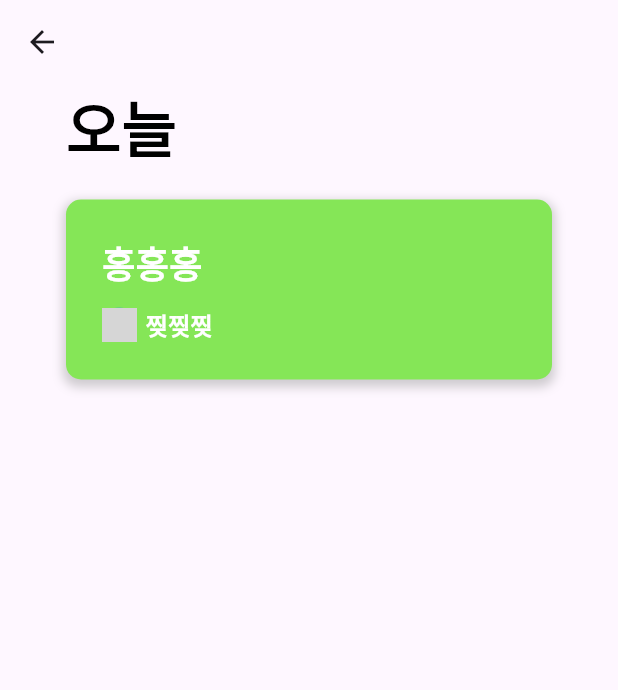
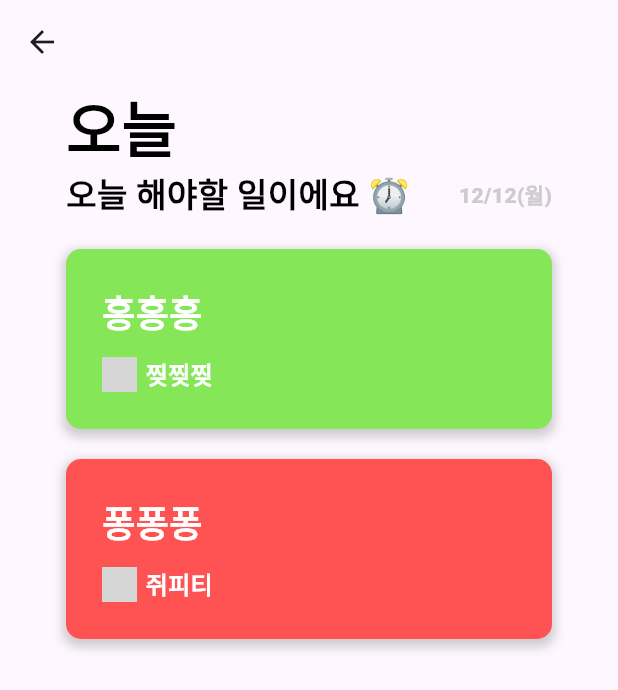
Before and after one commit to Living-Share/app_flutter, a Flutter app: the screen it shows after launch, on a phone screen of 412 x 824 dp. Shown: the top 690 px of the screen. Run offline on Flutter 3.47's test engine with Material 3 defaults, Android fonts, the phone set to English and light mode, and no system bars; our stand-ins replace flutter_svg, get; network calls fail; Roboto replaces fonts that are missing (Pretendart); grey boxes are pictures that could not be loaded.

Commit message:
ADD: 세미 타이틀 추가

```diff
--- a/lib/main.dart
+++ b/lib/main.dart
@@ -1,7 +1,7 @@
 import 'package:flutter/material.dart';
 import 'package:flutter_svg/flutter_svg.dart';
 import 'package:get/get.dart';
-import 'package:living_share_app/ui/homePage/home_page.dart'; // get 패키지의 모든 것을 가져오기
+import 'package:living_share_app/ui/homePage/home_page.dart';
 
 void main() {
   runApp(const MyApp());
@@ -12,7 +12,7 @@ class MyApp extends StatelessWidget {
 
   @override
   Widget build(BuildContext context) {
-    return GetMaterialApp( // MaterialApp 대신 GetMaterialApp 사용
+    return GetMaterialApp(
       theme: ThemeData(
         primarySwatch: Colors.blue,
       ),
@@ -32,9 +32,9 @@ class _LoadingPageState extends State<LoadingPage> {
   @override
   void initState() {
     super.initState();
-    // 5초 후에 HomePage로 이동
+    // 3초 후에 HomePage로 이동
     Future.delayed(const Duration(seconds: 3), () {
-      Get.to(const HomePage());
+      Get.to(() => const HomePage());
     });
   }
 
--- a/lib/style/components/container_box.dart
+++ b/lib/style/components/container_box.dart
@@ -1,6 +1,5 @@
 import 'package:flutter/material.dart';
 import 'package:get/get.dart';
-import 'package:get/get_core/src/get_main.dart';
 import 'package:living_share_app/style/theme/Colors.dart';
 import 'package:living_share_app/style/theme/Text.dart';
 
@@ -46,7 +45,7 @@ Container DoWorkContainer({
                       height: 23, // 원의 지름과 같은 값으로 설정
                       color: Colors.blue, // 프로필 박스의 배경색
                       child: Image.network(
-                        'https://item.kakaocdn.net/do/58119590d6204ebd70e97763ca933baf9f5287469802eca457586a25a096fd31', // 이미지 URL
+                        '', // 이미지 URL
                         width: 25, // 이미지의 너비
                         height: 25, // 이미지의 높이
                         fit: BoxFit.cover, // 이미지를 박스에 맞추기 위해 cover 사용
--- a/lib/style/theme/Colors.dart
+++ b/lib/style/theme/Colors.dart
@@ -5,4 +5,7 @@ class ThemeColors {
   static const Color white = Color(0xFFFFFFFF);
   static const Color black = Color(0xFF000000);
   static const Color falseRed = Color(0xFFFF5353);
+
+  static const Color n_01 = Color(0xFFEAEAEA);
+  static const Color n_02 = Color(0xFFCCCCCC);
 }
--- a/lib/style/theme/Text.dart
+++ b/lib/style/theme/Text.dart
@@ -1,30 +1,41 @@
 import 'package:flutter/material.dart';
+import 'package:living_share_app/style/theme/Colors.dart';
 
 class TextStyles {
-  static const bold_50 = TextStyle(
-    fontFamily: 'Pretendard',
-    fontWeight: FontWeight.bold,
-    fontSize: 50.0,
-  );
 
   static const main_title_100 = TextStyle(
     fontFamily: 'Pretendart',
     fontWeight: FontWeight.w600,
-    color: Colors.black,
+    color: ThemeColors.black,
     fontSize: 40.0,
+  );
+
+  static const main_title_50 = TextStyle(
+    fontFamily: 'Pretendart',
+    fontWeight: FontWeight.w800,
+    color: ThemeColors.black,
+    fontSize: 22.0,
+  );
+
+  static const main_day_50 = TextStyle(
+    fontFamily: 'Pretendart',
+    fontWeight: FontWeight.w800,
+    color: ThemeColors.n_02,
+    fontSize: 14.0,
   );
 
   static const doWorkContainer_title = TextStyle(
     fontFamily: 'Pretendart',
     fontWeight: FontWeight.w700,
-    color: Colors.white,
+    color: ThemeColors.white,
     fontSize: 24.0,
   );
 
   static const doWorkContainer_name = TextStyle(
     fontFamily: 'Pretendart',
     fontWeight: FontWeight.w700,
-    color: Colors.white,
+    color: ThemeColors.white,
     fontSize: 16.0,
   );
+
 }
--- a/lib/ui/homePage/home_page.dart
+++ b/lib/ui/homePage/home_page.dart
@@ -21,10 +21,29 @@ class HomePage extends StatelessWidget {
               textAlign: TextAlign.start,
               style: TextStyles.main_title_100,
             ),
+            const Row(
+              mainAxisAlignment: MainAxisAlignment.spaceBetween,
+              crossAxisAlignment: CrossAxisAlignment.center,
+              children: [
+                Text(
+                  "오늘 해야할 일이에요 ⏰",
+                  style: TextStyles.main_title_50,
+                ),
+                Text(
+                  "12/12(월)",
+                  style: TextStyles.main_day_50,
+                )
+              ],
+            ),
             DoWorkContainer(
               title: '홍홍홍',
               user_name: "찢찢찢",
               isDoWork: true,
+            ),
+            DoWorkContainer(
+              title: '퐁퐁퐁',
+              user_name: "쥐피티",
+              isDoWork: false,
             ),
           ],
         ),
```
